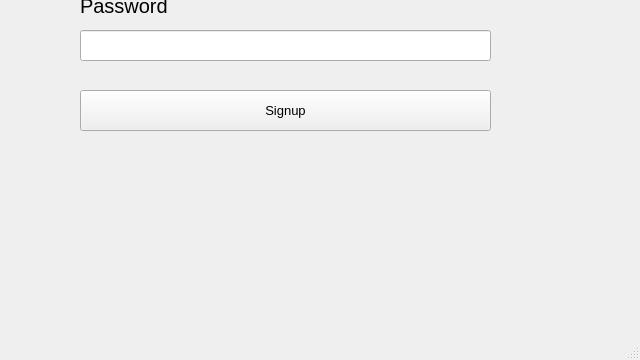
First picture: the form in Small Food Ordering System in Python/signupForm.ui, repository Rathnayake99/PST31130, before the edit; both pictures show x 160 to 800 and y 240 to 600 of the 800 by 600 pixel window.
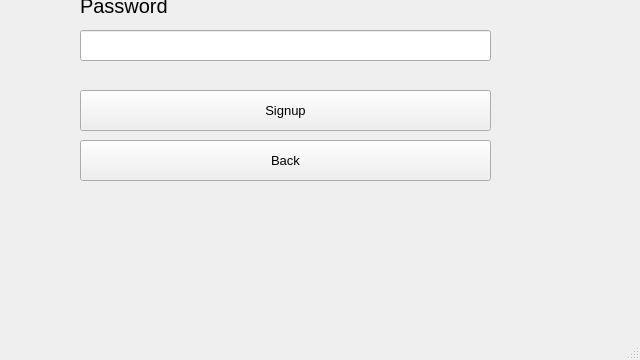
Second picture: the form after the edit.

Diff of the .ui file:
```diff
--- a/Small Food Ordering System in Python/signupForm.ui
+++ b/Small Food Ordering System in Python/signupForm.ui
@@ -131,6 +131,24 @@
      <string>Full Name</string>
     </property>
    </widget>
+   <widget class="QPushButton" name="pushButton_3">
+    <property name="geometry">
+     <rect>
+      <x>240</x>
+      <y>380</y>
+      <width>411</width>
+      <height>41</height>
+     </rect>
+    </property>
+    <property name="font">
+     <font>
+      <pointsize>10</pointsize>
+     </font>
+    </property>
+    <property name="text">
+     <string>Back</string>
+    </property>
+   </widget>
   </widget>
   <widget class="QMenuBar" name="menubar">
    <property name="geometry">
```
